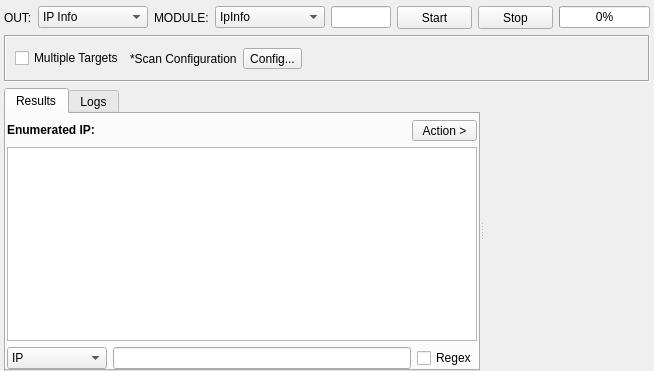
3nock/OTE, file sub3suite/src/enums/ip/IpEnum.ui: the form before one commit.
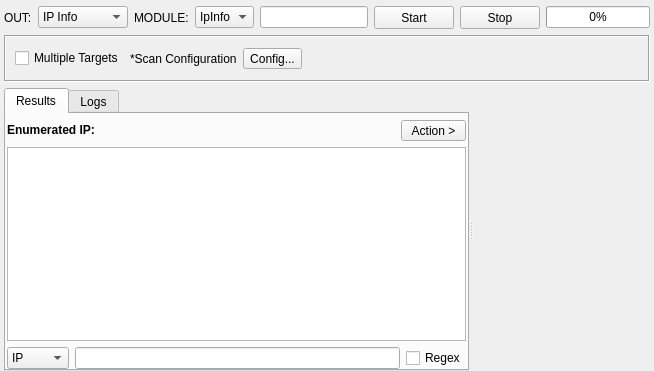
The form after the commit. Custom widgets are drawn as their Qt base class.

The edit to the form file:
```diff
--- a/sub3suite/src/enums/ip/IpEnum.ui
+++ b/sub3suite/src/enums/ip/IpEnum.ui
@@ -39,7 +39,7 @@
       <widget class="QComboBox" name="comboBoxOutput">
        <property name="minimumSize">
         <size>
-         <width>110</width>
+         <width>0</width>
          <height>0</height>
         </size>
        </property>
@@ -66,7 +66,7 @@
       <widget class="QComboBox" name="comboBoxEngine">
        <property name="minimumSize">
         <size>
-         <width>110</width>
+         <width>0</width>
          <height>0</height>
         </size>
        </property>
@@ -261,6 +261,12 @@
         </item>
         <item>
          <widget class="QTreeView" name="treeViewResults">
+          <property name="font">
+           <font>
+            <family>MS Shell Dlg 2</family>
+            <pointsize>8</pointsize>
+           </font>
+          </property>
           <property name="contextMenuPolicy">
            <enum>Qt::CustomContextMenu</enum>
           </property>
@@ -293,7 +299,7 @@
            <widget class="QComboBox" name="comboBoxFilter">
             <property name="minimumSize">
              <size>
-              <width>100</width>
+              <width>0</width>
               <height>0</height>
              </size>
             </property>
```
